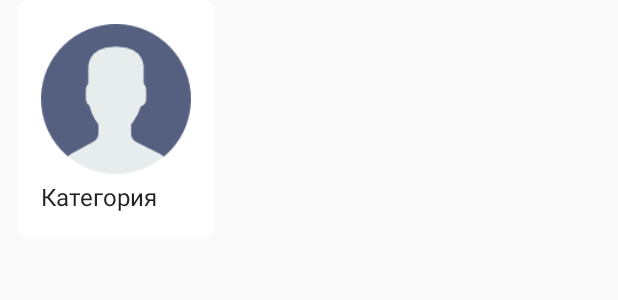
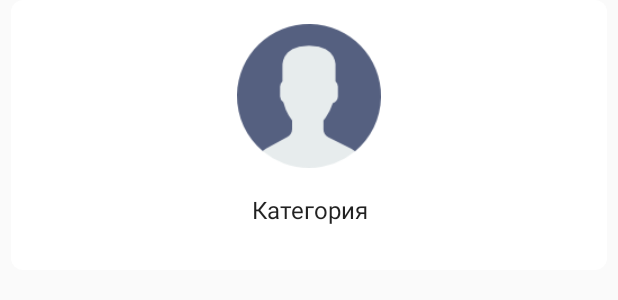
Before and after one commit to kenigteh/Profse, an Android app: the layout category_item.xml on its own in the app's theme, with its tools: preview values and no code run, on a phone screen of 412 x 824 dp. Shown: the top 300 px of the screen. Run offline under Robolectric (Android 15) with nearby library versions, the phone set to English and light mode, and no system bars.

Commit message:
ТУЦ туц

```diff
--- a/app/src/main/java/com/ivlup/profse/activity/LoginActivity.java
+++ b/app/src/main/java/com/ivlup/profse/activity/LoginActivity.java
@@ -146,7 +146,7 @@ public class LoginActivity extends AppCompatActivity implements
             mDb.rawQuery("DELETE FROM categories", null);
             StringBuilder sql1 = new StringBuilder("INSERT INTO `categories`(`id`, `name`, `photo`, `parent_id`, `type`) VALUES ");
             for (Category cat:
-                 Data.getCategories()) {
+                    Data.getCategories()) {
                 sql1.append("(");
                 sql1.append(cat.id).append(",\"").append(pretty(cat.name)).append("\",\"").append(pretty(cat.photo)).append("\",").append(cat.parent_id).append(",").append(cat.type);
                 sql1.append("),");
--- a/app/src/main/java/com/ivlup/profse/activity/MainActivity.java
+++ b/app/src/main/java/com/ivlup/profse/activity/MainActivity.java
@@ -104,6 +104,7 @@ public class MainActivity extends AppCompatActivity {
         } catch (SQLException mSQLException) {
             throw mSQLException;
         }
+
         if (savedInstanceState == null) {
             fm = getSupportFragmentManager();
             ft = fm.beginTransaction();
@@ -154,7 +155,7 @@ public class MainActivity extends AppCompatActivity {
                 });
     }
 
-    /*private void fetchClients() {
+   /* private void fetchClients() {
 
 
         Cursor cursor = mDb.rawQuery("SELECT * FROM new_clients", null);
@@ -180,4 +181,5 @@ public class MainActivity extends AppCompatActivity {
             cursor.moveToNext();
         }
     }*/
+
 }
--- a/app/src/main/java/com/ivlup/profse/fragment/useful/AssetCategory.java
+++ b/app/src/main/java/com/ivlup/profse/fragment/useful/AssetCategory.java
@@ -4,10 +4,10 @@ public class AssetCategory {
     private int id;
     private String name;
     private String photo;
-    private String parent_id;
+    private int parent_id;
     private int type;
 
-    public AssetCategory(int id, String name, String photo, String parent_id, int type) {
+    public AssetCategory(int id, String name, String photo, int parent_id, int type) {
         this.id = id;
         this.name = name;
         this.photo = photo;
@@ -27,7 +27,7 @@ public class AssetCategory {
         return photo;
     }
 
-    public String getParent_id() {
+    public int getParent_id() {
         return parent_id;
     }
 
--- /dev/null
+++ b/app/src/main/java/com/ivlup/profse/fragment/useful/OnIntegerChangeListener.java
@@ -0,0 +1,6 @@
+package com.ivlup.profse.fragment.useful;
+
+public interface OnIntegerChangeListener
+{
+    public void onIntegerChanged(int newValue);
+}
--- a/app/src/main/res/layout/category_item.xml
+++ b/app/src/main/res/layout/category_item.xml
@@ -1,44 +1,62 @@
 <?xml version="1.0" encoding="utf-8"?>
 <layout
  xmlns:tools="http://schemas.android.com/tools">
+    <LinearLayout xmlns:android="http://schemas.android.com/apk/res/android"
+        xmlns:app="http://schemas.android.com/apk/res-auto"
 
+        android:layout_width="match_parent"
+        android:layout_height="wrap_content"
+        android:orientation="vertical"
+        android:gravity="center"
+        android:layout_marginLeft="7dp"
+        android:layout_marginRight="7dp"
+        android:layout_marginBottom="14dp"
+        >
 
 <android.support.v7.widget.CardView
+    android:id="@+id/card_category"
+    android:layout_weight="1"
     android:focusable="true"
-    xmlns:android="http://schemas.android.com/apk/res/android"
-    xmlns:app="http://schemas.android.com/apk/res-auto"
+
     android:foreground="?attr/selectableItemBackground"
     android:stateListAnimator="@anim/animation"
     android:clickable="true"
-    android:layout_width="wrap_content"
-    android:layout_height="wrap_content"
-    android:layout_marginBottom="11dp"
-    android:layout_marginRight="11dp"
-    android:layout_marginLeft="11dp"
+    android:layout_width="match_parent"
+    android:layout_height="180dp"
+
     app:cardElevation="8dp"
     app:cardCornerRadius="8dp"
+
     >
 
     <LinearLayout
+        android:layout_gravity="center"
         android:layout_width="match_parent"
-        android:layout_height="wrap_content"
+        android:layout_height="match_parent"
         android:layout_margin="16dp"
         android:orientation="vertical">
 
         <ImageView
+            android:adjustViewBounds	="true"
+            android:layout_gravity="center"
+            android:layout_weight="2"
             android:src="@drawable/profile"
             android:id="@+id/category_avatar"
-            android:layout_width="100dp"
-            android:layout_height="100dp" />
+            android:layout_width="match_parent"
+            android:layout_height="0dp" />
 
         <TextView
+            android:layout_weight="1"
+            android:gravity="center"
+            android:ellipsize="marquee"
             android:layout_marginTop="4dp"
             style="@style/TextAppearance.AppCompat.Subhead"
             android:text="Категория"
             android:id="@+id/category_name"
             android:layout_width="match_parent"
-            android:layout_height="wrap_content" />
+            android:layout_height="0dp" />
 
     </LinearLayout>
 </android.support.v7.widget.CardView>
+    </LinearLayout>
 </layout>
```
Also changed, not shown: app/src/main/java/com/ivlup/profse/fragment/FragmentCategoryCards.java (+26 -19 lines), app/src/main/java/com/ivlup/profse/fragment/useful/CategoryItem.java (+12 -2 lines), app/src/main/java/com/ivlup/profse/fragment/useful/ObservableInteger.java (added, +23 -0 lines).
